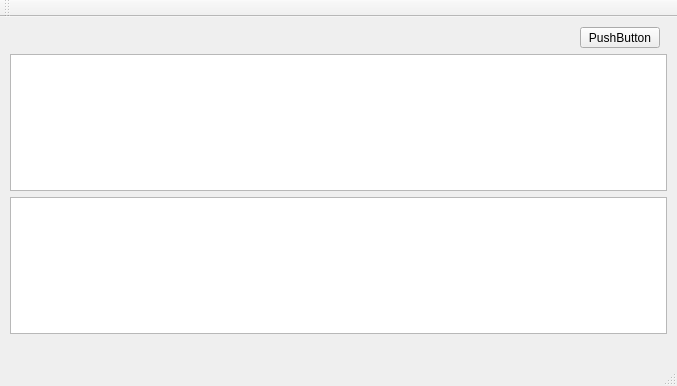
First picture: the form in QT/Database/database.ui, repository UTECproyects/BD2_P_19, before the edit.
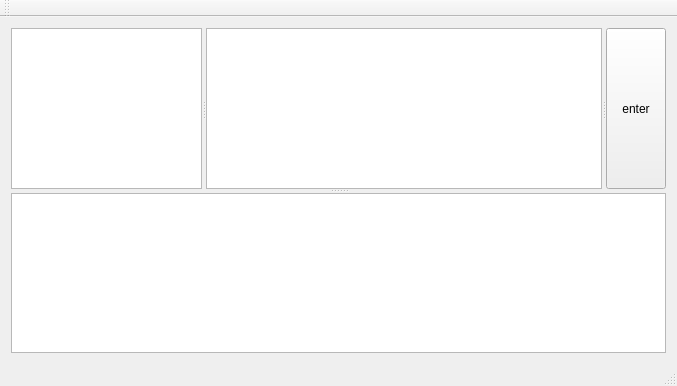
Second picture: the form after the edit.

The edit to the form file:
```diff
--- a/QT/Database/database.ui
+++ b/QT/Database/database.ui
@@ -14,39 +14,63 @@
    <string>Database</string>
   </property>
   <widget class="QWidget" name="centralWidget">
-   <widget class="QTableView" name="tableView">
-    <property name="geometry">
-     <rect>
-      <x>10</x>
-      <y>180</y>
-      <width>657</width>
-      <height>137</height>
-     </rect>
+   <layout class="QVBoxLayout" name="verticalLayout">
+    <item>
+     <widget class="QSplitter" name="splitter_2">
+      <property name="orientation">
+       <enum>Qt::Vertical</enum>
+      </property>
+      <widget class="QSplitter" name="splitter">
+       <property name="minimumSize">
+        <size>
+         <width>0</width>
+         <height>60</height>
+        </size>
+       </property>
+       <property name="maximumSize">
+        <size>
+         <width>16777215</width>
+         <height>190</height>
+        </size>
+       </property>
+       <property name="orientation">
+        <enum>Qt::Horizontal</enum>
+       </property>
+       <widget class="QListView" name="listView">
+        <property name="maximumSize">
+         <size>
+          <width>191</width>
+          <height>190</height>
+         </size>
     </property>
    </widget>
    <widget class="QTextEdit" name="textEdit">
-    <property name="geometry">
-     <rect>
-      <x>10</x>
-      <y>37</y>
-      <width>657</width>
-      <height>137</height>
-     </rect>
+        <property name="maximumSize">
+         <size>
+          <width>16777215</width>
+          <height>190</height>
+         </size>
     </property>
    </widget>
    <widget class="QPushButton" name="pushButton">
-    <property name="geometry">
-     <rect>
-      <x>580</x>
-      <y>10</y>
-      <width>80</width>
-      <height>21</height>
-     </rect>
+        <property name="maximumSize">
+         <size>
+          <width>60</width>
+          <height>190</height>
+         </size>
+        </property>
+        <property name="autoFillBackground">
+         <bool>false</bool>
     </property>
     <property name="text">
-     <string>PushButton</string>
-    </property>
-   </widget>
+         <string>enter</string>
+        </property>
+       </widget>
+      </widget>
+      <widget class="QTableView" name="tableView"/>
+     </widget>
+    </item>
+   </layout>
   </widget>
   <widget class="QMenuBar" name="menuBar">
    <property name="geometry">
```
Lines whose indentation alone changed are shown as unchanged.
